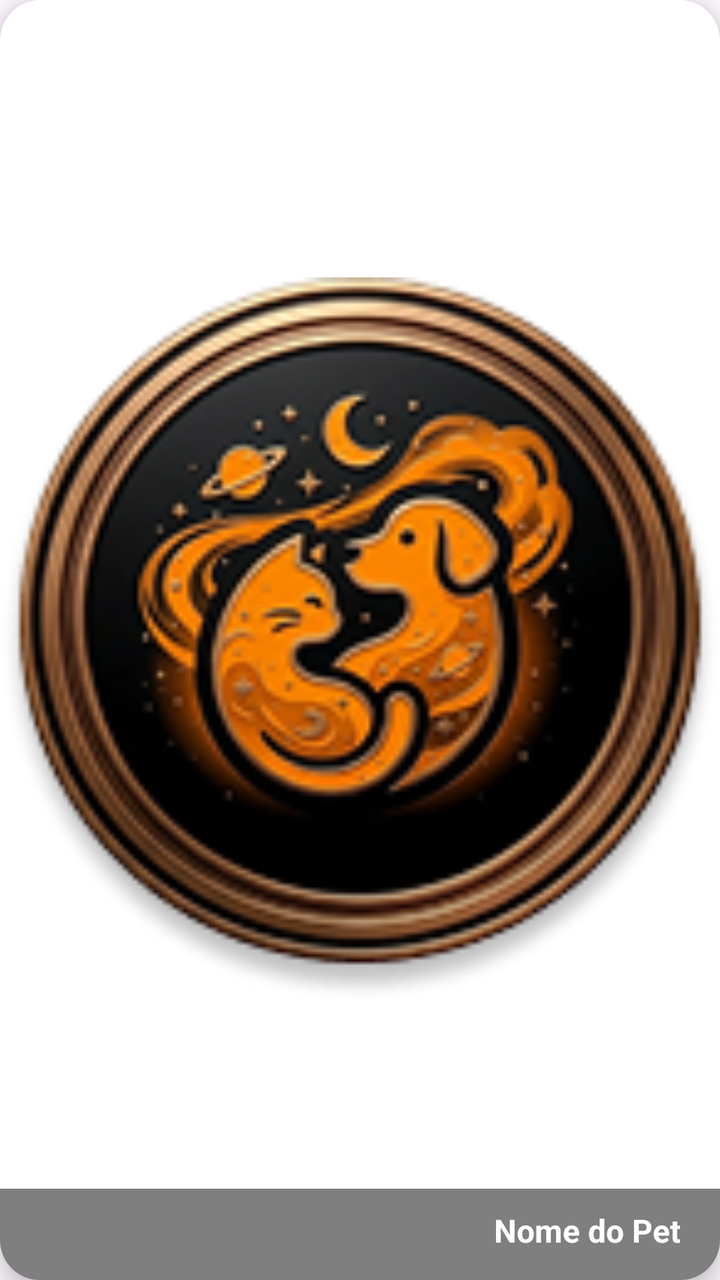
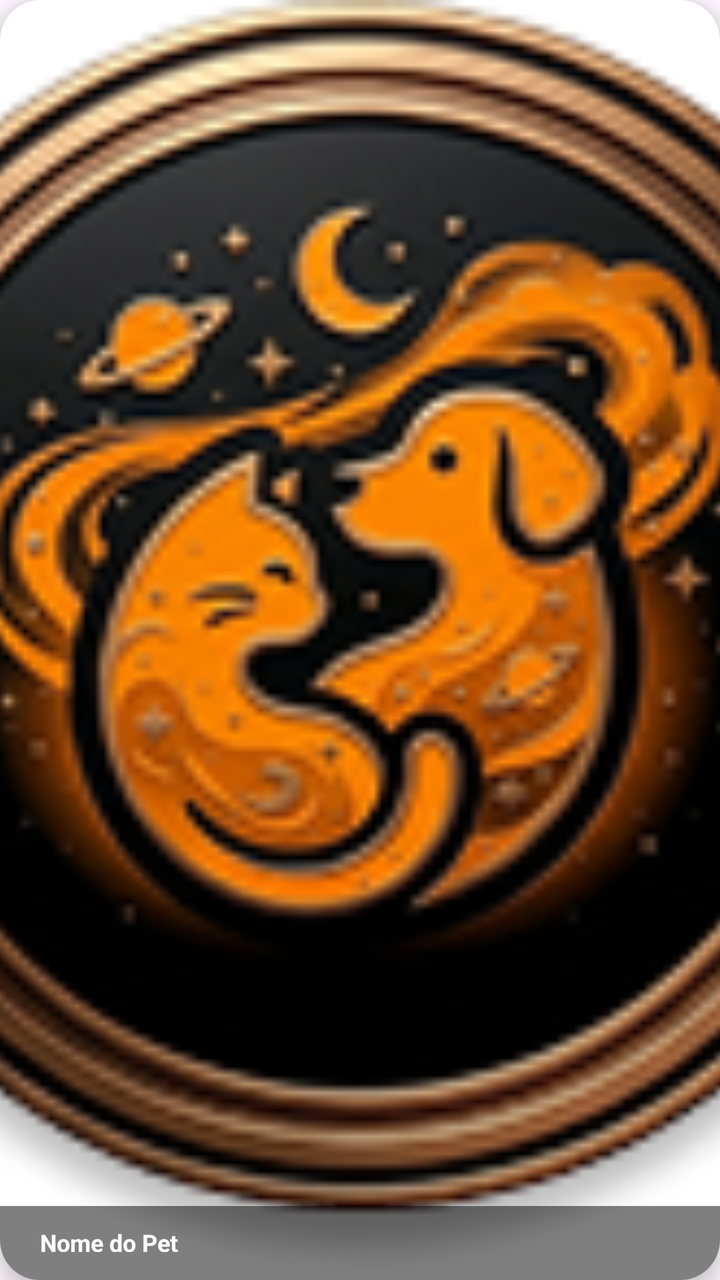

The first picture is an Android layout as it rendered before a commit; the second is the same layout after the commit. The layout source and the unified diff follow.
<!-- AndroidManifest.xml: application theme Theme.ProtPetverso1 -->
<!-- res/layout/item_pet_card.xml -->
<?xml version="1.0" encoding="utf-8"?>
<androidx.cardview.widget.CardView xmlns:android="http://schemas.android.com/apk/res/android"
    xmlns:app="http://schemas.android.com/apk/res-auto"
    android:id="@+id/ModeloCardPetMenu"
    android:layout_width="match_parent"
    android:layout_height="match_parent"
    android:layout_marginHorizontal="12dp"
    app:cardCornerRadius="20dp"
    app:cardElevation="6dp">

    <FrameLayout
        android:layout_width="match_parent"
        android:layout_height="match_parent">

        <ImageView
            android:id="@+id/imgPet"
            android:layout_width="match_parent"
            android:layout_height="match_parent"
            android:scaleType="fitCenter"
            android:src="@drawable/petversologo" />

        <TextView
            android:id="@+id/txtPetNome"
            android:layout_width="match_parent"
            android:layout_height="wrap_content"
            android:layout_gravity="bottom"
            android:background="#80000000"
            android:paddingHorizontal="20dp"
            android:paddingTop="10dp"
            android:paddingBottom="14dp"
            android:text="Nome do Pet"
            android:textAlignment="textEnd"
            android:textColor="@android:color/white"
            android:textSize="16sp"
            android:textStyle="bold" />
    </FrameLayout>
</androidx.cardview.widget.CardView>
<!-- resources referenced by this layout -->
<resources>
  <!-- drawable petversologo: png bitmap (drawable, 44993 bytes) -->
  <style name="Theme.ProtPetverso1" parent="Base.Theme.ProtPetverso1">
      </style>
  <style name="Base.Theme.ProtPetverso1" parent="Theme.Material3.DayNight.NoActionBar">
          
          
      </style>
</resources>

<!-- the commit's change to res/layout/item_pet_card.xml (unified diff, before → after) -->
@@ -16,22 +16,22 @@
             android:id="@+id/imgPet"
             android:layout_width="match_parent"
             android:layout_height="match_parent"
-            android:scaleType="fitCenter"
+            android:scaleType="centerCrop"
             android:src="@drawable/petversologo" />
 
         <TextView
             android:id="@+id/txtPetNome"
             android:layout_width="match_parent"
-            android:layout_height="wrap_content"
+            android:layout_height="37dp"
             android:layout_gravity="bottom"
             android:background="#80000000"
             android:paddingHorizontal="20dp"
             android:paddingTop="10dp"
             android:paddingBottom="14dp"
             android:text="Nome do Pet"
-            android:textAlignment="textEnd"
+            android:textAlignment="textStart"
             android:textColor="@android:color/white"
-            android:textSize="16sp"
+            android:textSize="12sp"
             android:textStyle="bold" />
     </FrameLayout>
 </androidx.cardview.widget.CardView>
